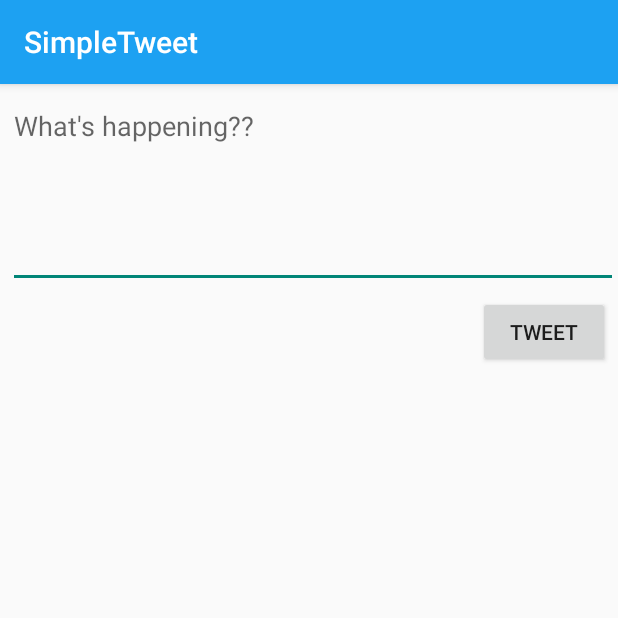
After one commit to neil-kuldip/SimpleTweet, an Android app: the ComposeActivity screen opened directly, with no data from a screen before it, on a phone screen of 412 x 824 dp, the top half of it. The commit adds this screen. Run offline under Robolectric (Android 15) with nearby library versions, the phone set to English and light mode, and no system bars; our stand-ins replace Room's generated code; libraries missing offline, so code that uses them is left out: com.codepath.asynchttpclient, com.facebook.stetho, org.parceler; 1 statement that could not run was skipped.

Commit message:
Added functionality to compose tweets with activity_compose.xml, ComposeActivity.java, menu_main.xml, and added icon for compose button ic_vector_compose.png

```diff
--- a/app/build.gradle
+++ b/app/build.gradle
@@ -51,4 +51,7 @@ dependencies {
     annotationProcessor "androidx.room:room-compiler:$room_version"
     implementation 'com.facebook.stetho:stetho:1.5.1'
     implementation 'androidx.swiperefreshlayout:swiperefreshlayout:1.0.0'
+
+    implementation 'org.parceler:parceler-api:1.1.12'
+    annotationProcessor 'org.parceler:parceler:1.1.12'
 }
--- a/app/src/main/AndroidManifest.xml
+++ b/app/src/main/AndroidManifest.xml
@@ -13,7 +13,8 @@
         android:icon="@drawable/ic_launcher_twitter_round"
         android:label="@string/app_name"
         android:theme="@style/AppTheme">
-        <activity android:name=".TimelineActivity"></activity>
+        <activity android:name=".ComposeActivity"></activity>
+        <activity android:name=".TimelineActivity" />
         <activity
             android:name=".LoginActivity"
             android:label="@string/app_name"
--- /dev/null
+++ b/app/src/main/java/com/codepath/apps/restclienttemplate/ComposeActivity.java
@@ -0,0 +1,83 @@
+package com.codepath.apps.restclienttemplate;
+
+import androidx.appcompat.app.AppCompatActivity;
+
+import android.content.Intent;
+import android.os.Bundle;
+import android.util.Log;
+import android.view.View;
+import android.widget.Button;
+import android.widget.EditText;
+import android.widget.Toast;
+
+import com.codepath.apps.restclienttemplate.models.Tweet;
+import com.codepath.asynchttpclient.callback.JsonHttpResponseHandler;
+
+import org.json.JSONException;
+import org.parceler.Parcels;
+
+import okhttp3.Headers;
+
+public class ComposeActivity extends AppCompatActivity {
+
+    public static final String TAG = "ComposeActivity";
+    public static final int MAX_TWEET_LENGTH = 140;
+
+    EditText etCompose;
+    Button btnTweet;
+
+    TwitterClient client;
+
+    @Override
+    protected void onCreate(Bundle savedInstanceState) {
+        super.onCreate(savedInstanceState);
+        setContentView(R.layout.activity_compose);
+
+        client = TwitterApp.getRestClient(this);
+
+        etCompose = findViewById(R.id.etCompose);
+        btnTweet = findViewById(R.id.btnTweet);
+
+        // Set click listener on button
+        btnTweet.setOnClickListener(new View.OnClickListener() {
+            @Override
+            public void onClick(View view) {
+                final String tweetContent = etCompose.getText().toString();
+                if (tweetContent.isEmpty()) {
+                    Toast.makeText(ComposeActivity.this, "Sorry, your tweet cannot be empty", Toast.LENGTH_LONG).show();
+                    return;
+                }
+                if (tweetContent.length() > MAX_TWEET_LENGTH) {
+                    Toast.makeText(ComposeActivity.this, "Sorry, your tweet is too long", Toast.LENGTH_LONG).show();
+                    return;
+                }
+                Toast.makeText(ComposeActivity.this, tweetContent, Toast.LENGTH_LONG).show();
+                // Make an API call to Twitter to publish the tweet
+                client.publishTweet(tweetContent, new JsonHttpResponseHandler() {
+                    @Override
+                    public void onSuccess(int statusCode, Headers headers, JSON json) {
+                        Log.i(TAG, "onSuccess to publish tweet");
+                        try {
+                            Tweet tweet = Tweet.fromJson(json.jsonObject);
+                            Log.i(TAG, "Published tweet content: " + tweet.body);
+                            Intent data = new Intent();
+                            data.putExtra("tweet", Parcels.wrap(tweet));
+                            // set result code and bundle data for response
+                            setResult(RESULT_OK, data);
+                            // closes the activity, pass data to parent
+                            finish();
+                        } catch (JSONException e) {
+                            e.printStackTrace();
+                        }
+                    }
+
+                    @Override
+                    public void onFailure(int statusCode, Headers headers, String response, Throwable throwable) {
+                        Log.e(TAG, "onFailure to publish tweet", throwable);
+                    }
+                });
+            }
+        });
+
+    }
+}
--- a/app/src/main/java/com/codepath/apps/restclienttemplate/models/Tweet.java
+++ b/app/src/main/java/com/codepath/apps/restclienttemplate/models/Tweet.java
@@ -7,10 +7,12 @@ import com.codepath.apps.restclienttemplate.TimeFormatter;
 import org.json.JSONArray;
 import org.json.JSONException;
 import org.json.JSONObject;
+import org.parceler.Parcel;
 
 import java.util.ArrayList;
 import java.util.List;
 
+@Parcel
 public class Tweet {
 
     public String body;
@@ -18,6 +20,8 @@ public class Tweet {
     public long id;
     public User user;
 
+    // empty constructor needed by the Parceler library
+    public Tweet() {}
 
     public static Tweet fromJson(JSONObject jsonObject) throws JSONException {
         Tweet tweet = new Tweet();
--- a/app/src/main/java/com/codepath/apps/restclienttemplate/models/User.java
+++ b/app/src/main/java/com/codepath/apps/restclienttemplate/models/User.java
@@ -2,12 +2,17 @@ package com.codepath.apps.restclienttemplate.models;
 
 import org.json.JSONException;
 import org.json.JSONObject;
+import org.parceler.Parcel;
 
+@Parcel
 public class User {
 
     public String name;
     public String screenName;
     public String profileImageUrl;
+
+    // empty constructor needed by the Parceler library
+    public User() {}
 
     public static User fromJson(JSONObject jsonObject) throws JSONException {
         User user = new User();
--- /dev/null
+++ b/app/src/main/res/layout/activity_compose.xml
@@ -0,0 +1,33 @@
+<?xml version="1.0" encoding="utf-8"?>
+<RelativeLayout
+    xmlns:android="http://schemas.android.com/apk/res/android"
+    xmlns:app="http://schemas.android.com/apk/res-auto"
+    xmlns:tools="http://schemas.android.com/tools"
+    android:layout_width="match_parent"
+    android:layout_height="match_parent"
+    tools:context=".ComposeActivity">
+
+    <EditText
+        android:id="@+id/etCompose"
+        android:layout_width="match_parent"
+        android:layout_height="wrap_content"
+        android:layout_alignParentStart="true"
+        android:layout_alignParentTop="true"
+        android:layout_marginStart="5dp"
+        android:layout_marginTop="5dp"
+        android:ems="10"
+        android:gravity="start|top"
+        android:hint="What's happening??"
+        android:inputType="textMultiLine"
+        android:minLines="5" />
+
+    <Button
+        android:id="@+id/btnTweet"
+        android:layout_width="wrap_content"
+        android:layout_height="wrap_content"
+        android:layout_below="@+id/etCompose"
+        android:layout_alignParentEnd="true"
+        android:layout_marginTop="5dp"
+        android:layout_marginEnd="5dp"
+        android:text="@string/tweet" />
+</RelativeLayout>
--- a/app/src/main/res/values/strings.xml
+++ b/app/src/main/res/values/strings.xml
@@ -5,5 +5,6 @@
     <string name="login_label">Log in</string>
     <string name="intent_scheme">oauth</string>
     <string name="intent_host">cprest</string>
+    <string name="tweet">Tweet</string>
 
 </resources>
```
Also changed, not shown: app/src/main/java/com/codepath/apps/restclienttemplate/TimelineActivity.java (+42 -0 lines), app/src/main/java/com/codepath/apps/restclienttemplate/TwitterClient.java (+8 -0 lines), app/src/main/res/menu/menu_main.xml (added, +10 -0 lines), app/src/main/res/drawable-xhdpi/ic_vector_compose.png (added).
